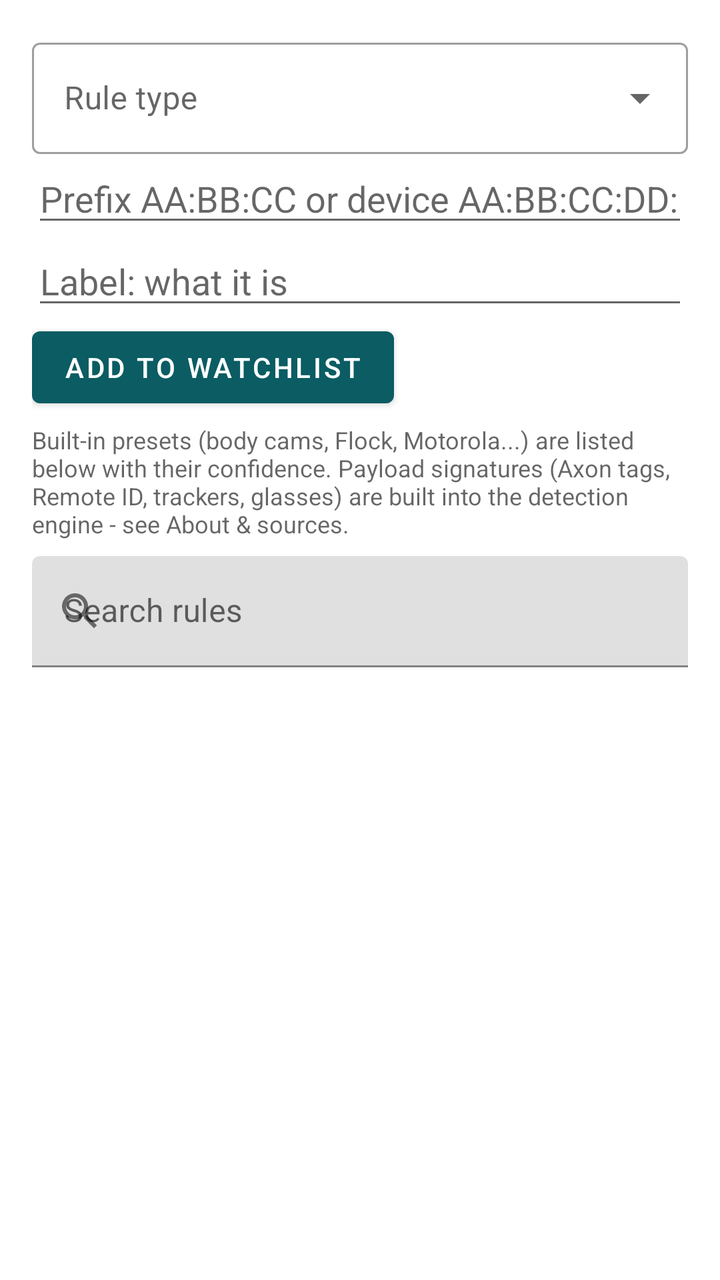
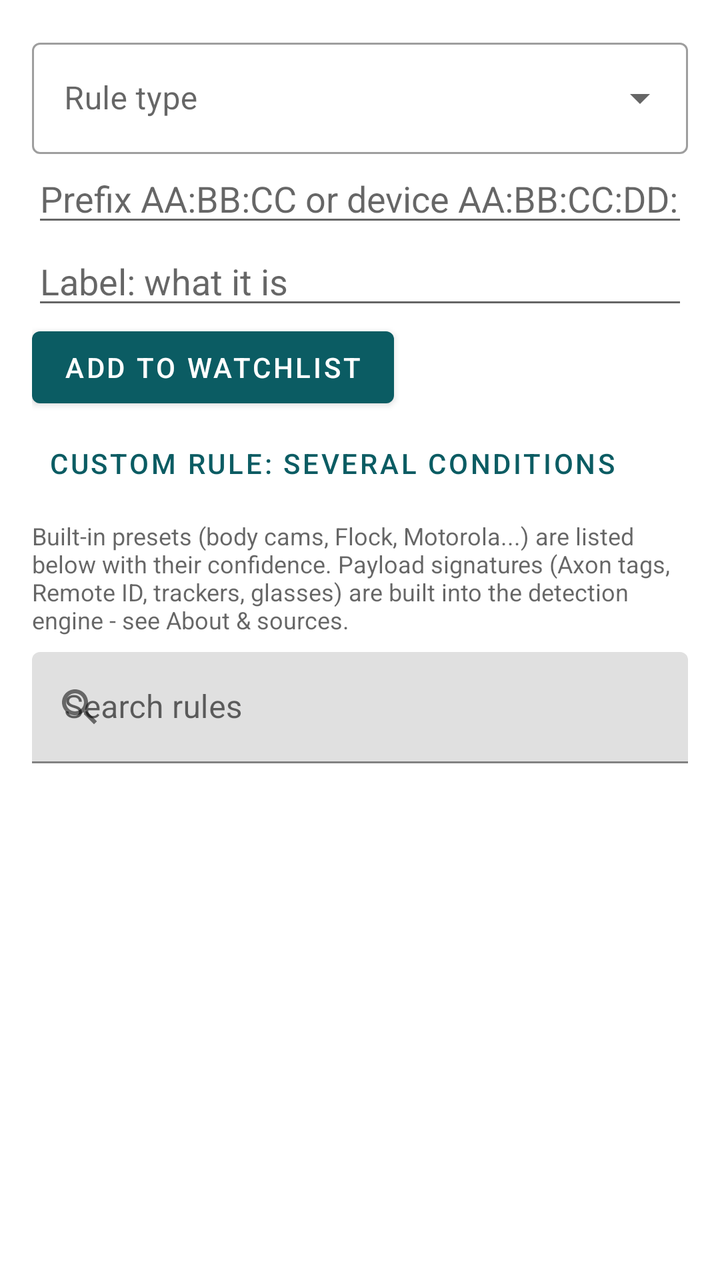

Compare the two renders of this Android layout. The source of the first and the diff that turns it into the second are given below.
<!-- AndroidManifest.xml: application theme Theme.RFSentinel -->
<!-- res/layout/activity_oui_list.xml -->
<?xml version="1.0" encoding="utf-8"?>
<LinearLayout xmlns:android="http://schemas.android.com/apk/res/android"
    xmlns:app="http://schemas.android.com/apk/res-auto"
    android:layout_width="match_parent"
    android:layout_height="match_parent"
    android:orientation="vertical"
    android:padding="16dp">

    
    <com.google.android.material.textfield.TextInputLayout
        android:id="@+id/ruleTypeLayout"
        style="@style/Widget.MaterialComponents.TextInputLayout.OutlinedBox.ExposedDropdownMenu"
        android:layout_width="match_parent"
        android:layout_height="wrap_content"
        android:hint="Rule type"
        app:endIconMode="dropdown_menu">

        <AutoCompleteTextView
            android:id="@+id/ruleType"
            android:layout_width="match_parent"
            android:layout_height="wrap_content"
            android:inputType="none"
            android:saveEnabled="false" />
    </com.google.android.material.textfield.TextInputLayout>

    <EditText
        android:id="@+id/prefixInput"
        android:layout_width="match_parent"
        android:layout_height="wrap_content"
        android:hint="Prefix AA:BB:CC or device AA:BB:CC:DD:EE:FF"
        android:importantForAutofill="no"
        android:inputType="textCapCharacters|textNoSuggestions" />

    <EditText
        android:id="@+id/labelInput"
        android:layout_width="match_parent"
        android:layout_height="wrap_content"
        android:hint="Label: what it is"
        android:importantForAutofill="no"
        android:inputType="text" />

    <Button
        android:id="@+id/addButton"
        android:layout_width="wrap_content"
        android:layout_height="wrap_content"
        android:text="Add to watchlist" />

    <TextView
        android:layout_width="match_parent"
        android:layout_height="wrap_content"
        android:paddingTop="4dp"
        android:text="Built-in presets (body cams, Flock, Motorola...) are listed below with their confidence. Payload signatures (Axon tags, Remote ID, trackers, glasses) are built into the detection engine - see About &amp; sources."
        android:textColor="?android:attr/textColorSecondary"
        android:textSize="@dimen/text_caption" />

    
    <com.google.android.material.textfield.TextInputLayout
        android:layout_width="match_parent"
        android:layout_height="wrap_content"
        android:layout_marginTop="8dp"
        android:hint="Search rules"
        app:endIconMode="clear_text"
        app:startIconDrawable="@drawable/ic_search">

        <com.google.android.material.textfield.TextInputEditText
            android:id="@+id/searchInput"
            android:layout_width="match_parent"
            android:layout_height="wrap_content"
            android:imeOptions="actionSearch"
            android:importantForAutofill="no"
            android:inputType="text"
            android:maxLines="1" />
    </com.google.android.material.textfield.TextInputLayout>

    <androidx.recyclerview.widget.RecyclerView
        android:id="@+id/recyclerView"
        android:layout_width="match_parent"
        android:layout_height="0dp"
        android:layout_marginTop="8dp"
        android:layout_weight="1" />

</LinearLayout>
<!-- resources referenced by this layout -->
<resources>
  <dimen name="text_caption">12sp</dimen>
  <!-- drawable ic_search (drawable) -->
  <?xml version="1.0" encoding="utf-8"?>
  <vector xmlns:android="http://schemas.android.com/apk/res/android"
      android:width="24dp"
      android:height="24dp"
      android:tint="#FFFFFF"
      android:viewportWidth="24"
      android:viewportHeight="24">
      <path
          android:fillColor="#FFFFFF"
          android:pathData="M15.5,14h-0.79l-0.28,-0.27C15.41,12.59 16,11.11 16,9.5 16,5.91 13.09,3 9.5,3S3,5.91 3,9.5 5.91,16 9.5,16c1.61,0 3.09,-0.59 4.23,-1.57l0.27,0.28v0.79l5,4.99L20.49,19l-4.99,-5zM9.5,14C7.01,14 5,11.99 5,9.5S7.01,5 9.5,5 14,7.01 14,9.5 11.99,14 9.5,14z" />
  </vector>
  <style name="Theme.RFSentinel" parent="Theme.MaterialComponents.DayNight.DarkActionBar">
          <item name="colorPrimary">@color/brand_primary</item>
          <item name="colorPrimaryVariant">@color/brand_primary_dark</item>
          <item name="colorOnPrimary">@android:color/white</item>
          <item name="colorSecondary">@color/brand_accent</item>
          <item name="colorOnSecondary">@android:color/white</item>
          <item name="rfScopeColor">@color/scope</item>
          <item name="rfScopeTextColor">@color/scope_text</item>
          <item name="rfTraceColor">@color/trace</item>
          <item name="rfAccent">@color/brand_highlight</item>
          <item name="rfOnAccent">@color/brand_on_highlight</item>
      </style>
  <color name="brand_primary">#0B5C63</color>
  <color name="brand_primary_dark">#073F44</color>
  <color name="brand_accent">#E0622D</color>
  <color name="scope">#0B5C63</color>
  <color name="scope_text">#AA0B5C63</color>
  <color name="trace">#E0622D</color>
  <color name="brand_highlight">#0B5C63</color>
  <color name="brand_on_highlight">#FFFFFF</color>
</resources>

<!-- the commit's change to res/layout/activity_oui_list.xml (unified diff, before → after) -->
@@ -45,6 +45,13 @@
         android:layout_height="wrap_content"
         android:text="Add to watchlist" />
 
+    <Button
+        android:id="@+id/comboButton"
+        style="@style/Widget.MaterialComponents.Button.TextButton"
+        android:layout_width="wrap_content"
+        android:layout_height="wrap_content"
+        android:text="Custom rule: several conditions" />
+
     <TextView
         android:layout_width="match_parent"
         android:layout_height="wrap_content"
